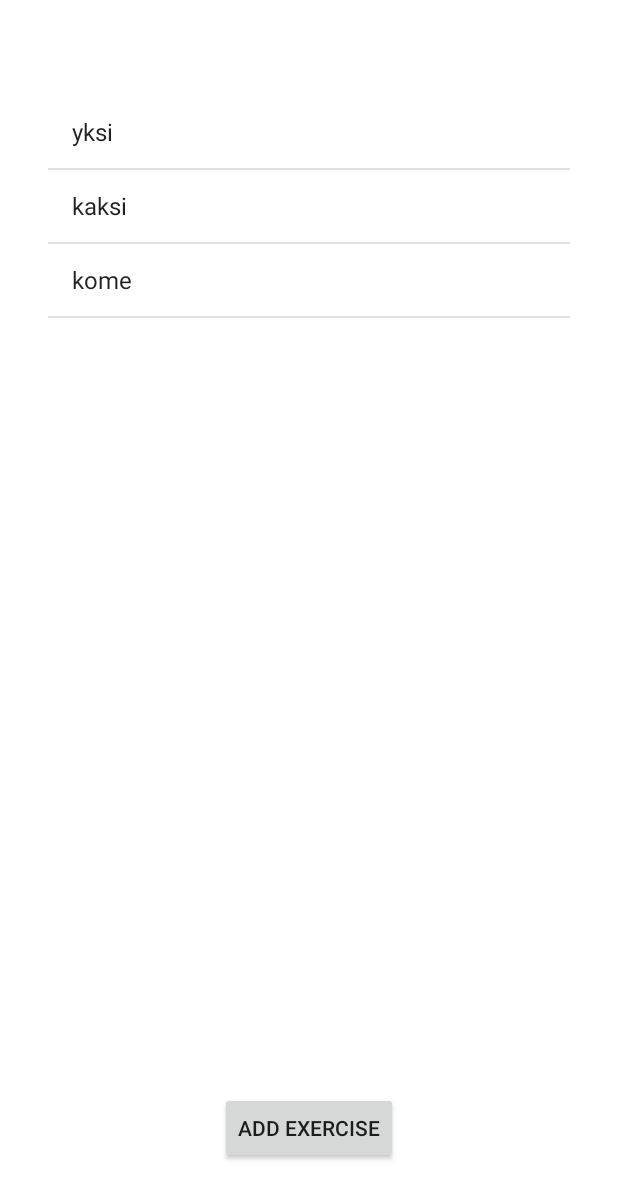
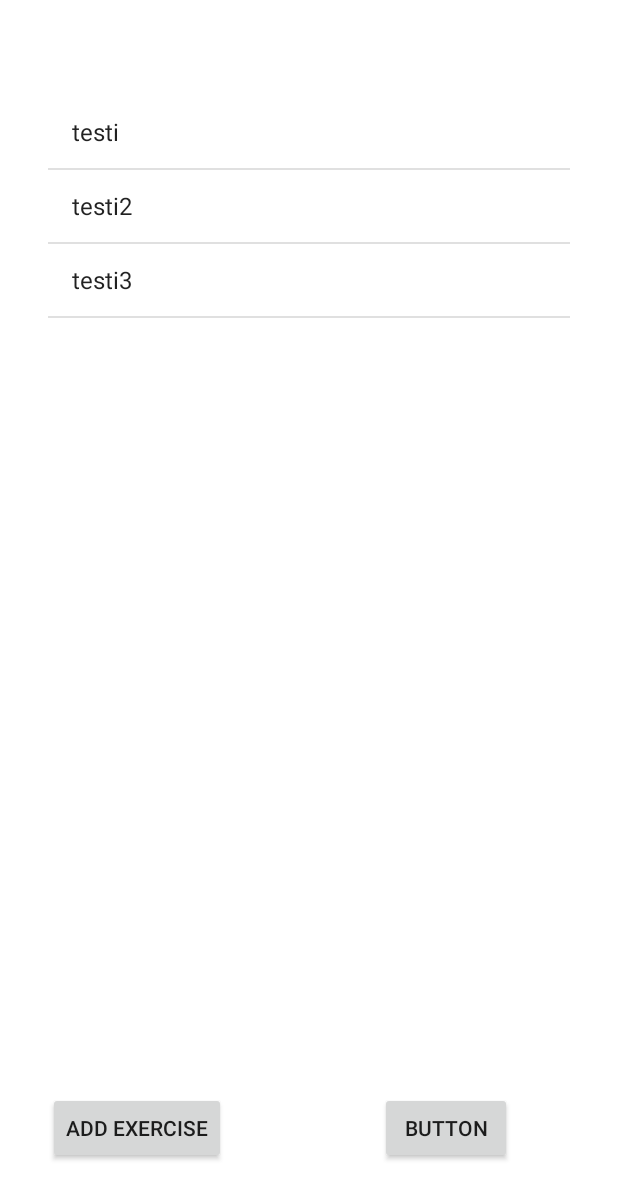
Before and after one commit to JoonasMV/Trainer, an Android app: the ExerciseListActivity screen opened directly, with no data from a screen before it, on a phone screen of 412 x 824 dp. Shown: the top 1199 px of the screen. Run offline under Robolectric (Android 15) with nearby library versions, the phone set to English and light mode, and no system bars.

Commit message:
dbhelper singletoniksi

```diff
--- a/app/src/main/java/com/example/trainer/ExerciseListActivity.java
+++ b/app/src/main/java/com/example/trainer/ExerciseListActivity.java
@@ -3,28 +3,27 @@ package com.example.trainer;
 import android.app.Activity;
 import android.content.Intent;
 import android.os.Bundle;
+import android.provider.ContactsContract;
 import android.util.Log;
-import android.view.View;
-import android.widget.AdapterView;
 import android.widget.ArrayAdapter;
 import android.widget.Button;
 import android.widget.ListView;
+
+import com.example.trainer.database.DatabaseHelper;
 
 import java.util.ArrayList;
 
 public class ExerciseListActivity extends Activity {
 
-    private ArrayList lista = new ArrayList<String>(); //testilista
 
+    private DatabaseHelper db;
 
 
     @Override
     protected void onCreate(Bundle savedInstanceState) {
         super.onCreate(savedInstanceState);
-        lista.add("yksi");
-        lista.add("kaksi");
-        lista.add("kome");
-
+        db = DatabaseHelper.getInstance(this);
+        String[] lista = db.getAllExercises();
         setContentView(R.layout.activity_exercise);
 
         Button addExercise = findViewById(R.id.addExercise);
--- a/app/src/main/java/com/example/trainer/MainActivity.java
+++ b/app/src/main/java/com/example/trainer/MainActivity.java
@@ -4,6 +4,7 @@ import androidx.appcompat.app.AppCompatActivity;
 
 import android.content.Intent;
 import android.os.Bundle;
+import android.provider.ContactsContract;
 import android.view.View;
 import android.widget.Button;
 import android.widget.TextView;
@@ -12,11 +13,18 @@ import android.widget.Toast;
 import com.example.trainer.database.DatabaseHelper;
 
 public class MainActivity extends AppCompatActivity {
-    String username = "";
-    DatabaseHelper dbHelper = new DatabaseHelper(MainActivity.this);
+    private String username = "";
+
+    private DatabaseHelper dbHelper;
+
+
+
 
     @Override
     protected void onCreate(Bundle savedInstanceState) {
+
+        dbHelper = DatabaseHelper.getInstance(this);
+
         super.onCreate(savedInstanceState);
         setContentView(R.layout.activity_main);
         System.out.println("testing = " + dbHelper);
@@ -29,12 +37,11 @@ public class MainActivity extends AppCompatActivity {
         testBtn.setOnClickListener(new View.OnClickListener() {
             @Override
             public void onClick(View view) {
-                DatabaseHelper dbHelper = new DatabaseHelper(MainActivity.this);
-
                 String b = dbHelper.getUser();
                 Toast.makeText(MainActivity.this, "Success= " + b, Toast.LENGTH_SHORT).show();
             }
         });
+
         exercisesBtn.setOnClickListener(view -> startActivity(new Intent(MainActivity.this, ExerciseListActivity.class)));
         workoutsBtn.setOnClickListener(view -> startActivity(new Intent(MainActivity.this, SecondActivity.class)));
         progressBtn.setOnClickListener(view -> startActivity(new Intent(MainActivity.this, SecondActivity.class)));
--- a/app/src/main/java/com/example/trainer/database/DatabaseHelper.java
+++ b/app/src/main/java/com/example/trainer/database/DatabaseHelper.java
@@ -5,16 +5,27 @@ import android.content.Context;
 import android.database.Cursor;
 import android.database.sqlite.SQLiteDatabase;
 import android.database.sqlite.SQLiteOpenHelper;
+import android.util.Log;
 
 import androidx.annotation.Nullable;
 
 public class DatabaseHelper extends SQLiteOpenHelper {
+
     private static final String DATABASE_NAME = "trainer.db";
     private static final int DATABASE_VERSION = 1;
 
     private SQLiteDatabase db;
 
-    public DatabaseHelper(@Nullable Context context) {
+    private static DatabaseHelper instance;
+
+    public static synchronized DatabaseHelper getInstance(Context context){
+        if(instance == null) {
+            instance = new DatabaseHelper(context.getApplicationContext());
+        }
+        return instance;
+    }
+
+    private DatabaseHelper(Context context) {
         super(context, DATABASE_NAME, null, DATABASE_VERSION);
     }
 
@@ -42,10 +53,15 @@ public class DatabaseHelper extends SQLiteOpenHelper {
         return true;
     }
 
+
     public String getUser() {
+        return "Mikko :)";
+    }
+        /*
         db = this.getReadableDatabase();
 
-        Cursor cursor = db.rawQuery("SELECT * FROM " + User.TABLE_USER +";", null);
+
+        Cursor cursor = db.rawQuery("SELECT * FROM " + User.TABLE_USER + ";", null);
 
         //TODO: testausta varten, korjataan soon(tm)
         try {
@@ -59,5 +75,12 @@ public class DatabaseHelper extends SQLiteOpenHelper {
             System.out.println("hello");
             return null;
         }
+
+
+    }*/
+
+    public String[] getAllExercises() {
+        String[] array = {"testi", "testi2", "testi3"};
+        return array;
     }
 }
--- a/app/src/main/java/com/example/trainer/database/User.java
+++ b/app/src/main/java/com/example/trainer/database/User.java
@@ -8,6 +8,6 @@ public class User {
 
     public static final String CREATE_USER_TABLE =
             "CREATE TABLE " + TABLE_USER + " ("+
-                    USER_ID + " INTEGER PRIMARY KEY AUTOINCREMENT, " +
+                    USER_ID + " INTEGER PRIMARY KEY AUTOINCREMENT," +
                     USERNAME + " TEXT);";
 }
--- a/app/src/main/res/layout/activity_exercise.xml
+++ b/app/src/main/res/layout/activity_exercise.xml
@@ -11,10 +11,10 @@
         android:id="@+id/addExercise"
         android:layout_width="wrap_content"
         android:layout_height="wrap_content"
+        android:layout_marginStart="32dp"
         android:layout_marginBottom="48dp"
         android:text="@string/addExerciseButton"
         app:layout_constraintBottom_toBottomOf="parent"
-        app:layout_constraintEnd_toEndOf="parent"
         app:layout_constraintStart_toStartOf="parent" />
 
     <ListView
@@ -29,4 +29,14 @@
         app:layout_constraintEnd_toEndOf="parent"
         app:layout_constraintStart_toStartOf="parent"
         app:layout_constraintTop_toTopOf="parent" />
+
+    <Button
+        android:id="@+id/button3"
+        android:layout_width="wrap_content"
+        android:layout_height="wrap_content"
+        android:layout_marginStart="32dp"
+        android:text="Button"
+        app:layout_constraintEnd_toEndOf="parent"
+        app:layout_constraintStart_toEndOf="@+id/addExercise"
+        app:layout_constraintTop_toTopOf="@+id/addExercise" />
 </androidx.constraintlayout.widget.ConstraintLayout>
```
Also changed, not shown: app/src/main/java/com/example/trainer/database/Exercise.java (+5 -5 lines), app/src/main/java/com/example/trainer/database/Workout.java (+4 -4 lines).
